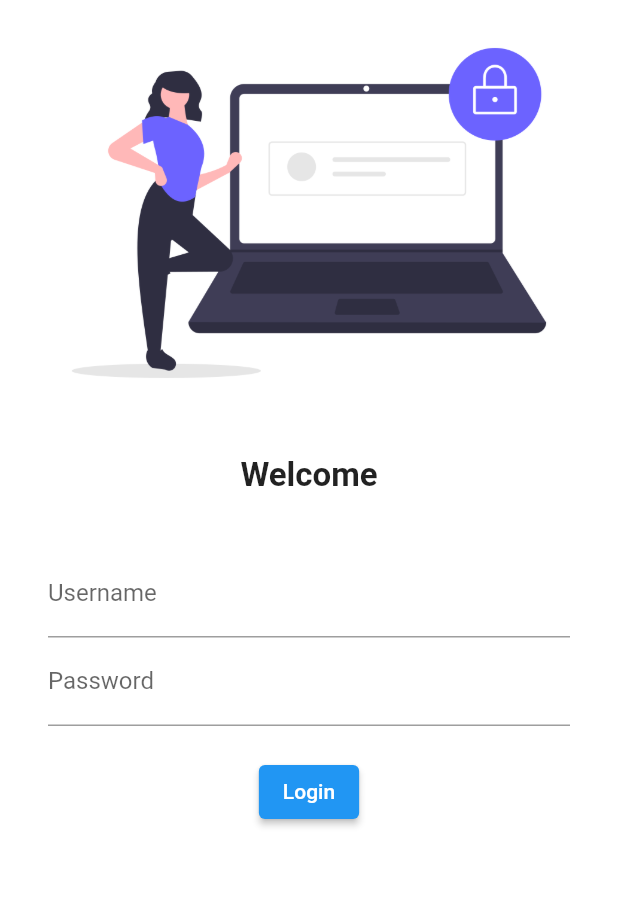
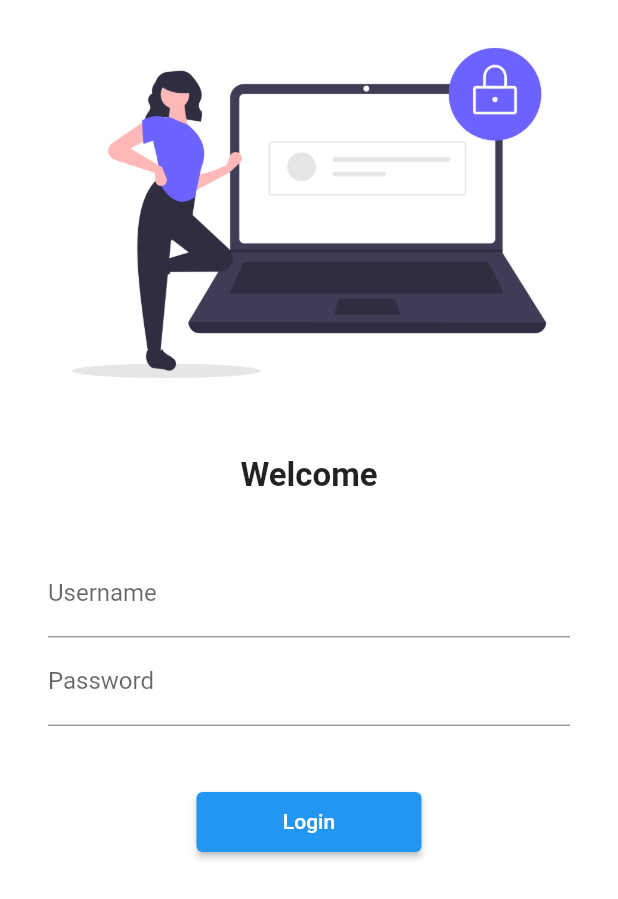
Before and after one commit to ravigadhavi2/JRAAP-ANDROID, a Flutter app: the screen it shows after launch, on a phone screen of 412 x 824 dp. Shown: the top 899 px of the screen. Run offline on Flutter 3.47's test engine with Material 2 defaults, Android fonts, the phone set to English and light mode, and no system bars; our stand-ins replace google_fonts.

Commit message:
navigate from one page to another

```diff
--- a/lib/Pages/login_page.dart
+++ b/lib/Pages/login_page.dart
@@ -1,10 +1,12 @@
 import 'package:flutter/material.dart';
+import 'package:untitled1/Pages/utils/routes.dart';
 
 class LoginPage extends StatelessWidget {
   @override
   Widget build(BuildContext context) {
     return Material(
       color: Colors.white,
+      child: SingleChildScrollView(
         child: Column(
           children: [
             Image.asset(
@@ -40,19 +42,22 @@ class LoginPage extends StatelessWidget {
                     ),
                   ),
                   SizedBox(
-                  height: 20.0,
+                    height: 40.0,
                   ),
                   ElevatedButton(
                       onPressed: () {
-                      print("Login");
+                        Navigator.pushNamed(context, AppRoutes.homeRoute);
                       },
                       child: Text("Login"),
-                    style: TextButton.styleFrom())
+                      style: TextButton.styleFrom(
+                        minimumSize: Size(150,40)
+                      ))
                 ],
               ),
             )
           ],
         ),
+      ),
     );
   }
 }
--- /dev/null
+++ b/lib/Pages/utils/routes.dart
@@ -0,0 +1,4 @@
+class AppRoutes{
+  static String loginRoute ="/login";
+  static String homeRoute="/home";
+}
--- a/lib/main.dart
+++ b/lib/main.dart
@@ -3,6 +3,7 @@ import 'package:flutter/material.dart';
 import 'package:google_fonts/google_fonts.dart';
 import 'package:untitled1/Pages/home_page.dart';
 import 'package:untitled1/Pages/login_page.dart';
+import 'package:untitled1/Pages/utils/routes.dart';
 
 void main(){
   runApp(MyApp());
@@ -12,15 +13,16 @@ class MyApp extends StatelessWidget{
   Widget build(BuildContext context) {
     int days =30;
       return MaterialApp(
+        debugShowCheckedModeBanner: false,
       themeMode: ThemeMode.light,
       darkTheme: ThemeData(brightness: Brightness.dark,
       fontFamily: GoogleFonts.lato().fontFamily,
       primaryTextTheme: GoogleFonts.latoTextTheme()),
-      initialRoute: "/home",
+      initialRoute: "/",
           routes:{
           "/":(context)=> LoginPage(),
-            "/home":(context)=>LoginPage(),
-        "/login":(context)=>LoginPage(),
+            AppRoutes.homeRoute:(context)=>HomePage(),
+            AppRoutes.loginRoute:(context)=>LoginPage(),
       });
   }
 
--- a/pubspec.yaml
+++ b/pubspec.yaml
@@ -61,6 +61,7 @@ flutter:
   # To add assets to your application, add an assets section, like this:
   assets:
      - assets/images/
+     - assets/images/login_background.jpg
 
 
 
```
Also changed, not shown: assets/images/login_background.jpg (added), pubspec.lock. Lines whose indentation alone changed are shown as unchanged.
